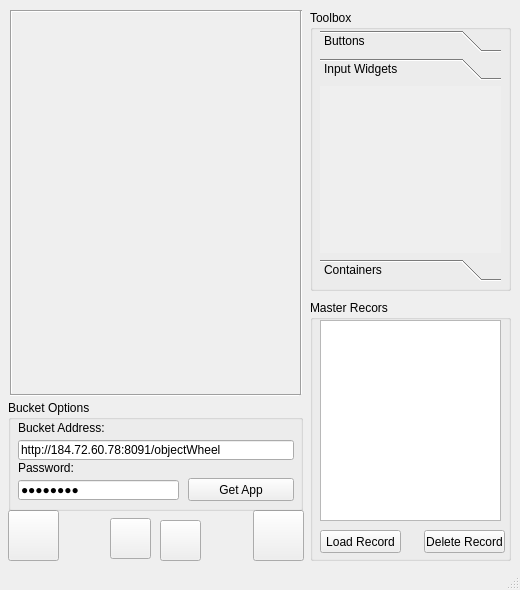
Above: mainwindow.ui from abigdreamer/Objectwheelprivate before the change. Below: the same form after it.
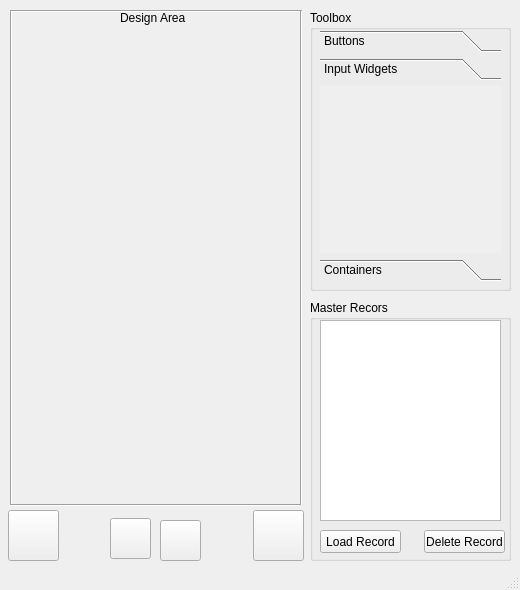
That is the form after the change. The open tabs and pages were chosen to show the change. Icons and pictures are not drawn.

```diff
--- a/mainwindow.ui
+++ b/mainwindow.ui
@@ -71,95 +71,11 @@
       <string/>
      </property>
     </widget>
-    <widget class="QGroupBox" name="optionsBox">
-     <property name="geometry">
-      <rect>
-       <x>8</x>
-       <y>400</y>
-       <width>295</width>
-       <height>111</height>
-      </rect>
-     </property>
-     <property name="title">
-      <string>Bucket Options</string>
-     </property>
-     <widget class="QLabel" name="hostLabel">
-      <property name="geometry">
-       <rect>
-        <x>10</x>
-        <y>20</y>
-        <width>271</width>
-        <height>16</height>
-       </rect>
-      </property>
-      <property name="text">
-       <string>Bucket Address:</string>
-      </property>
-     </widget>
-     <widget class="QLineEdit" name="bucketEdit">
-      <property name="geometry">
-       <rect>
-        <x>10</x>
-        <y>40</y>
-        <width>276</width>
-        <height>20</height>
-       </rect>
-      </property>
-      <property name="text">
-       <string>http://184.72.60.78:8091/objectWheel</string>
-      </property>
-     </widget>
-     <widget class="QLabel" name="passwLabel">
-      <property name="geometry">
-       <rect>
-        <x>10</x>
-        <y>60</y>
-        <width>281</width>
-        <height>16</height>
-       </rect>
-      </property>
-      <property name="text">
-       <string>Password:</string>
-      </property>
-     </widget>
-     <widget class="QLineEdit" name="passwEdit">
-      <property name="geometry">
-       <rect>
-        <x>10</x>
-        <y>80</y>
-        <width>161</width>
-        <height>20</height>
-       </rect>
-      </property>
-      <property name="text">
-       <string>mikemike</string>
-      </property>
-      <property name="echoMode">
-       <enum>QLineEdit::Password</enum>
-      </property>
-     </widget>
-     <widget class="QPushButton" name="getButton">
-      <property name="geometry">
-       <rect>
-        <x>180</x>
-        <y>78</y>
-        <width>106</width>
-        <height>23</height>
-       </rect>
-      </property>
-      <property name="cursor">
-       <cursorShape>PointingHandCursor</cursorShape>
-      </property>
-      <property name="text">
-       <string>Get App</string>
-      </property>
-     </widget>
-    </widget>
     <widget class="Line" name="optionsLine">
      <property name="geometry">
       <rect>
        <x>10</x>
-       <y>394</y>
+       <y>504</y>
        <width>290</width>
        <height>3</height>
       </rect>
@@ -318,7 +234,7 @@
        <x>300</x>
        <y>10</y>
        <width>3</width>
-       <height>385</height>
+       <height>495</height>
       </rect>
      </property>
      <property name="orientation">
@@ -344,7 +260,7 @@
        <x>10</x>
        <y>10</y>
        <width>3</width>
-       <height>384</height>
+       <height>495</height>
       </rect>
      </property>
      <property name="orientation">
@@ -375,6 +291,19 @@
       <string/>
      </property>
     </widget>
+    <widget class="QLabel" name="designTitle">
+     <property name="geometry">
+      <rect>
+       <x>120</x>
+       <y>10</y>
+       <width>81</width>
+       <height>16</height>
+      </rect>
+     </property>
+     <property name="text">
+      <string>Design Area</string>
+     </property>
+    </widget>
    </widget>
   </widget>
   <widget class="QStatusBar" name="statusBar"/>
```
Left out of the diff: 8 changed lines with no effect on the pictures.
